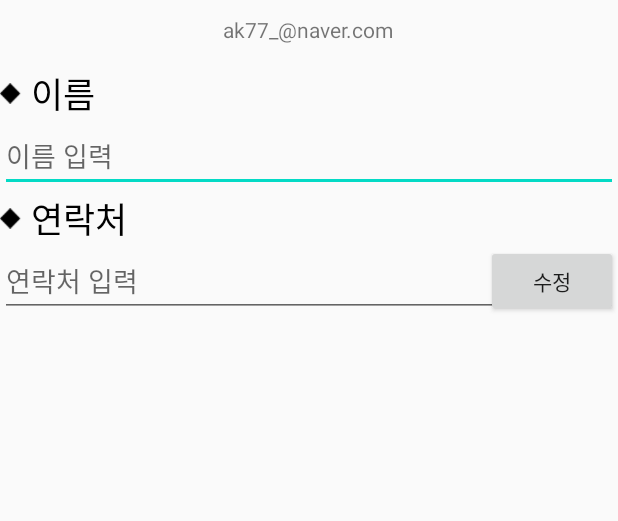
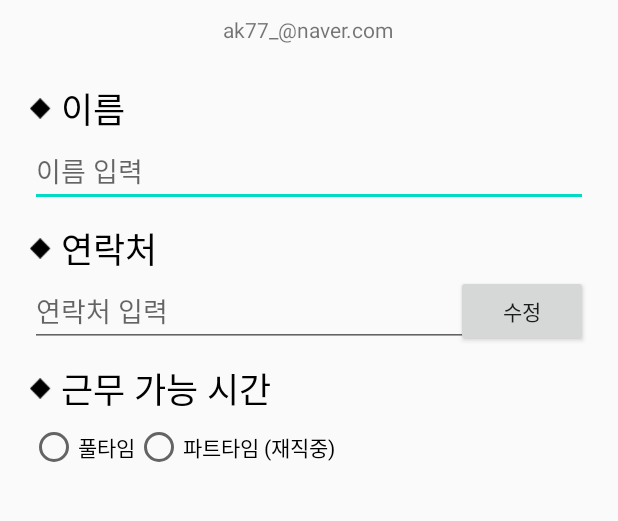
Before and after one commit to seakjh/20200320_01_ProfileSetting, an Android app: the screen it shows after launch (MainActivity), on a phone screen of 412 x 824 dp, the part 287-808 px from its top. Run offline under Robolectric (Android 15) with nearby library versions, the phone set to English and light mode, and no system bars; our stand-ins replace CircleImageView, data binding.

Commit message:
프로필세팅 수정

```diff
--- a/app/src/main/res/layout/activity_main.xml
+++ b/app/src/main/res/layout/activity_main.xml
@@ -6,6 +6,8 @@
         android:layout_width="match_parent"
         android:layout_height="match_parent"
         android:orientation="vertical"
+        android:paddingLeft="20dp"
+        android:paddingRight="20dp"
         tools:context=".MainActivity">
 
         <LinearLayout
@@ -42,6 +44,7 @@
         </LinearLayout>
 
         <LinearLayout
+            android:layout_marginTop="10dp"
             android:layout_width="match_parent"
             android:layout_height="wrap_content"
             android:orientation="horizontal"
@@ -68,6 +71,7 @@
             android:singleLine="true"/>
 
         <LinearLayout
+            android:layout_marginTop="10dp"
             android:layout_width="match_parent"
             android:layout_height="wrap_content"
             android:orientation="horizontal"
@@ -105,5 +109,44 @@
 
         </FrameLayout>
 
+        <LinearLayout
+            android:layout_marginTop="10dp"
+            android:layout_width="match_parent"
+            android:layout_height="wrap_content"
+            android:orientation="horizontal"
+            android:gravity="center_vertical">
+
+            <ImageView
+                android:layout_width="15dp"
+                android:layout_height="15dp"
+                android:src="@drawable/rectangle"/>
+            <TextView
+                android:layout_marginLeft="5dp"
+                android:layout_width="wrap_content"
+                android:layout_height="wrap_content"
+                android:textColor="#000"
+                android:textSize="23sp"
+                android:text="근무 가능 시간"/>
+
+        </LinearLayout>
+
+        <RadioGroup
+            android:layout_marginTop="5dp"
+            android:layout_width="match_parent"
+            android:layout_height="wrap_content"
+            android:orientation="horizontal">
+
+            <RadioButton
+                android:layout_width="wrap_content"
+                android:layout_height="wrap_content"
+                android:text="풀타임"/>
+
+            <RadioButton
+                android:layout_width="wrap_content"
+                android:layout_height="wrap_content"
+                android:text="파트타임 (재직중)"/>
+
+        </RadioGroup>
+
     </LinearLayout>
 </layout>
```
